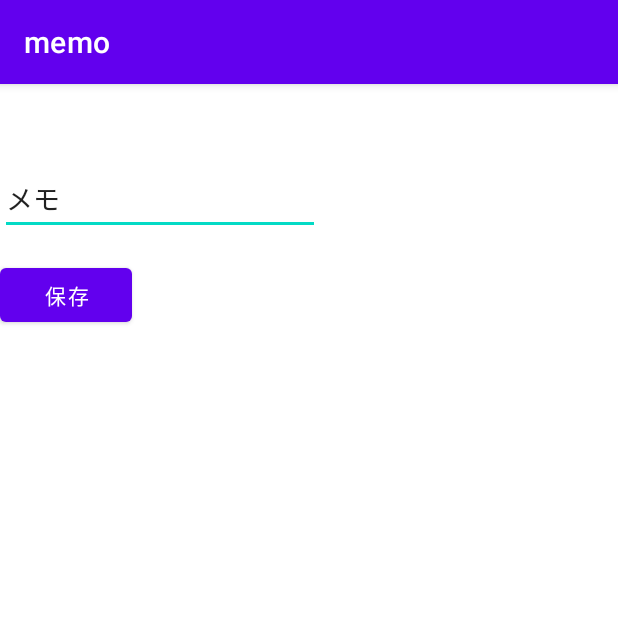
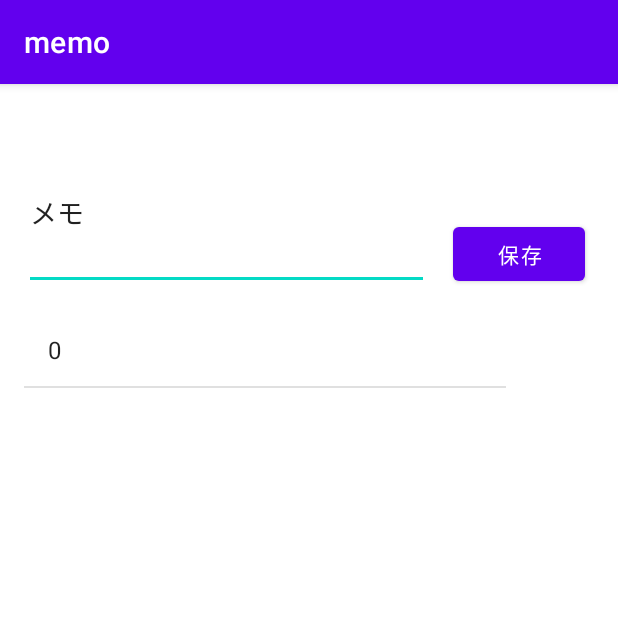
Before and after one commit to CoffCookie/memoList, an Android app: the screen it shows after launch (MainActivity), on a phone screen of 412 x 824 dp, the top half of it. Run offline under Robolectric (Android 15) with nearby library versions, the phone set to English and light mode, and no system bars; our stand-ins replace Room's generated code.

Commit message:
List作成

```diff
--- a/app/src/main/java/com/android/memo/MainActivity.kt
+++ b/app/src/main/java/com/android/memo/MainActivity.kt
@@ -2,8 +2,7 @@ package com.android.memo
 
 import androidx.appcompat.app.AppCompatActivity
 import android.os.Bundle
-import android.widget.Button
-import android.widget.TextView
+import android.widget.*
 
 
 class MainActivity : AppCompatActivity() {
@@ -13,19 +12,23 @@ class MainActivity : AppCompatActivity() {
 
         val saveButton: Button = findViewById(R.id.saveButton)
         val memoText: TextView = findViewById(R.id.memoText)
-        val memoView: TextView = findViewById(R.id.memoView)
+
         val database = MemoDatabase.getInstance(this)
         val memoDao = database.memoDao()
+        val memoList = memoDao.getAll()
+        val data = arrayListOf("0")
 
+        for (memo in memoList) {
+            data.add(memo.text.toString())
+        }
+
+        val adapter = ArrayAdapter(this, android.R.layout.simple_list_item_1,data)
+        val listView: ListView = findViewById(R.id.listView)
+        listView.adapter = adapter
 
         saveButton.setOnClickListener{
-
             val newMemo = Memo(0,memoText.text.toString())
             memoDao.insert(newMemo)
-
-            val memoList = memoDao.getAll()
-            memoView.text = memoList[memoList.size-1].text
-
         }
     }
 }
--- a/app/src/main/res/layout/activity_main.xml
+++ b/app/src/main/res/layout/activity_main.xml
@@ -6,32 +6,36 @@
     android:layout_height="match_parent"
     tools:context=".MainActivity">
 
-    <TextView
-        android:id="@+id/memoView"
-        android:layout_width="320dp"
-        android:layout_height="wrap_content"
-        android:text="@string/memo_view"
-        android:textAppearance="@style/TextAppearance.AppCompat.Large"
-        tools:layout_editor_absoluteX="43dp"
-        tools:layout_editor_absoluteY="64dp" />
-
     <EditText
         android:id="@+id/memoText"
-        android:layout_width="wrap_content"
-        android:layout_height="wrap_content"
-        android:layout_marginTop="24dp"
+        android:layout_width="270dp"
+        android:layout_height="101dp"
+        android:layout_marginStart="16dp"
+        android:layout_marginLeft="16dp"
+        android:layout_marginTop="36dp"
         android:ems="10"
-        android:inputType="textPersonName"
+        android:inputType="textMultiLine|textPersonName"
         android:text="@string/memo_text"
-        app:layout_constraintStart_toStartOf="@+id/memoView"
-        app:layout_constraintTop_toBottomOf="@+id/memoView" />
+        app:layout_constraintStart_toStartOf="parent"
+        app:layout_constraintTop_toTopOf="parent" />
 
     <Button
         android:id="@+id/saveButton"
         android:layout_width="wrap_content"
         android:layout_height="wrap_content"
+        android:layout_marginStart="16dp"
+        android:layout_marginLeft="16dp"
+        android:text="@string/save_button"
+        app:layout_constraintBottom_toBottomOf="@+id/memoText"
+        app:layout_constraintStart_toEndOf="@+id/memoText"
+        app:layout_constraintTop_toTopOf="parent"
+        app:layout_constraintVertical_bias="1.0" />
+
+    <ListView
+        android:id="@+id/listView"
+        android:layout_width="321dp"
+        android:layout_height="407dp"
         android:layout_marginTop="16dp"
-        android:text="@string/save_button"
         app:layout_constraintStart_toStartOf="@+id/memoText"
         app:layout_constraintTop_toBottomOf="@+id/memoText" />
 
```
